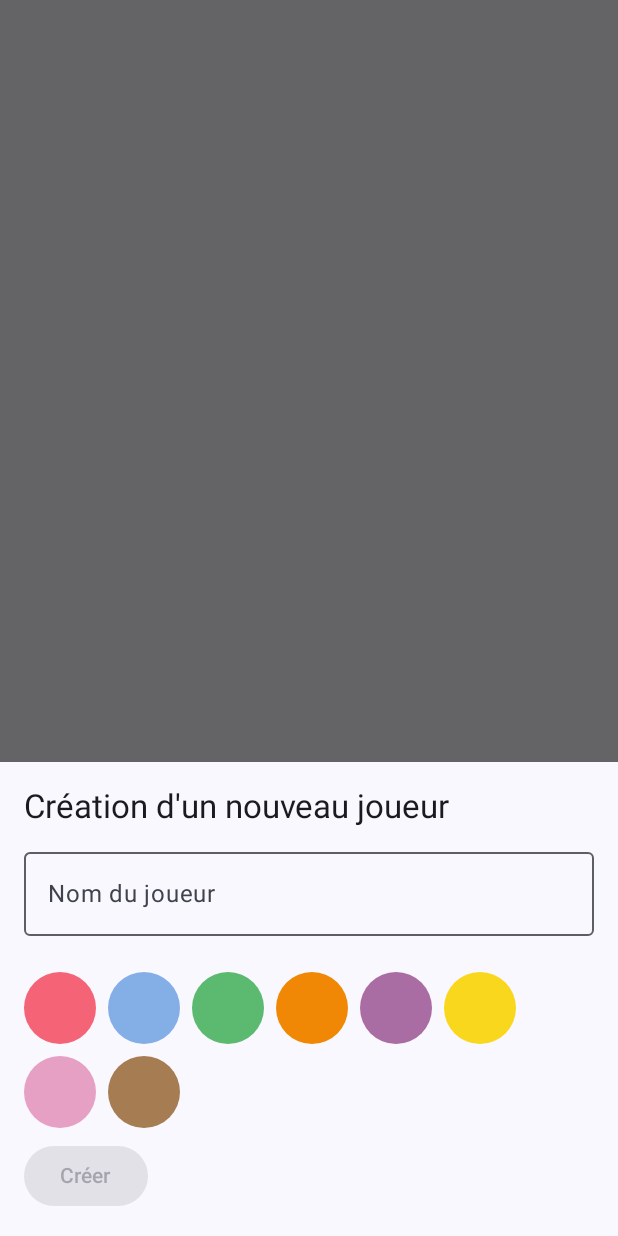
After one commit to ThomasBernard03/Tarot, an Android app built with Jetpack Compose: the composable CreatePlayerDialog called with empty values, on a phone screen of 412 x 824 dp. The commit adds this screen. Run offline under Robolectric (Android 15) with nearby library versions, the phone set to English and light mode, and no system bars.

Commit message:
Display error when username is already used

```diff
--- a/app/src/main/java/fr/thomasbernard03/tarot/ApplicationController.kt
+++ b/app/src/main/java/fr/thomasbernard03/tarot/ApplicationController.kt
@@ -3,7 +3,9 @@ package fr.thomasbernard03.tarot
 import android.app.Application
 import androidx.room.Room
 import fr.thomasbernard03.tarot.commons.helpers.NavigationHelper
+import fr.thomasbernard03.tarot.commons.helpers.ResourcesHelper
 import fr.thomasbernard03.tarot.commons.helpers.implementations.NavigationHelperImpl
+import fr.thomasbernard03.tarot.commons.helpers.implementations.ResourcesHelperImpl
 import fr.thomasbernard03.tarot.data.local.ApplicationDatabase
 import fr.thomasbernard03.tarot.data.repositories.GameRepositoryImpl
 import fr.thomasbernard03.tarot.data.repositories.PlayerRepositoryImpl
@@ -25,6 +27,7 @@ class ApplicationController : Application() {
 
     private val module = module {
         // Commons
+        single<ResourcesHelper> { ResourcesHelperImpl() }
 
         // Domain
         single<GameRepository> { GameRepositoryImpl() }
--- a/app/src/main/java/fr/thomasbernard03/tarot/commons/extensions/PlayerColorExtensions.kt
+++ b/app/src/main/java/fr/thomasbernard03/tarot/commons/extensions/PlayerColorExtensions.kt
@@ -3,10 +3,13 @@ package fr.thomasbernard03.tarot.commons.extensions
 import androidx.compose.ui.graphics.Color
 import fr.thomasbernard03.tarot.domain.models.PlayerColor
 import fr.thomasbernard03.tarot.presentation.theme.Blue
+import fr.thomasbernard03.tarot.presentation.theme.Brown
 import fr.thomasbernard03.tarot.presentation.theme.Green
 import fr.thomasbernard03.tarot.presentation.theme.Orange
+import fr.thomasbernard03.tarot.presentation.theme.Pink
 import fr.thomasbernard03.tarot.presentation.theme.Purple
 import fr.thomasbernard03.tarot.presentation.theme.Red
+import fr.thomasbernard03.tarot.presentation.theme.Yellow
 
 fun PlayerColor.toColor() : Color {
     return when(this) {
@@ -15,5 +18,8 @@ fun PlayerColor.toColor() : Color {
         PlayerColor.GREEN -> Green
         PlayerColor.ORANGE -> Orange
         PlayerColor.PURPLE -> Purple
+        PlayerColor.YELLOW -> Yellow
+        PlayerColor.PINK -> Pink
+        PlayerColor.BROWN -> Brown
     }
 }
--- a/app/src/main/java/fr/thomasbernard03/tarot/data/local/dao/PlayerDao.kt
+++ b/app/src/main/java/fr/thomasbernard03/tarot/data/local/dao/PlayerDao.kt
@@ -10,7 +10,10 @@ interface PlayerDao {
     @Query("SELECT * FROM PlayerEntity WHERE id = :id")
     suspend fun getPlayer(id : Long) : PlayerEntity
 
-
     @Query("SELECT * FROM PlayerEntity")
     suspend fun getPlayers() : List<PlayerEntity>
+
+
+    @Insert
+    suspend fun insertPlayer(playerEntity: PlayerEntity) : Long
 }
--- a/app/src/main/java/fr/thomasbernard03/tarot/domain/models/PlayerColor.kt
+++ b/app/src/main/java/fr/thomasbernard03/tarot/domain/models/PlayerColor.kt
@@ -5,5 +5,8 @@ enum class PlayerColor {
     BLUE,
     GREEN,
     ORANGE,
-    PURPLE
+    PURPLE,
+    YELLOW,
+    PINK,
+    BROWN
 }
--- /dev/null
+++ b/app/src/main/java/fr/thomasbernard03/tarot/domain/models/errors/CreatePlayerError.kt
@@ -0,0 +1,6 @@
+package fr.thomasbernard03.tarot.domain.models.errors
+
+sealed class CreatePlayerError {
+    data object PlayerAlreadyExists : CreatePlayerError()
+    data object UnknownError : CreatePlayerError()
+}
--- a/app/src/main/java/fr/thomasbernard03/tarot/domain/repositories/PlayerRepository.kt
+++ b/app/src/main/java/fr/thomasbernard03/tarot/domain/repositories/PlayerRepository.kt
@@ -1,9 +1,14 @@
 package fr.thomasbernard03.tarot.domain.repositories
 
+import fr.thomasbernard03.tarot.domain.models.CreatePlayerModel
 import fr.thomasbernard03.tarot.domain.models.PlayerModel
 import fr.thomasbernard03.tarot.domain.models.Resource
+import fr.thomasbernard03.tarot.domain.models.errors.CreatePlayerError
 import fr.thomasbernard03.tarot.domain.models.errors.GetPlayersError
 
 interface PlayerRepository {
     suspend fun getPlayers() : Resource<List<PlayerModel>, GetPlayersError>
+
+
+    suspend fun createPlayer(player: CreatePlayerModel) : Resource<PlayerModel, CreatePlayerError>
 }
--- a/app/src/main/java/fr/thomasbernard03/tarot/presentation/components/Loader.kt
+++ b/app/src/main/java/fr/thomasbernard03/tarot/presentation/components/Loader.kt
@@ -4,6 +4,7 @@ import android.content.res.Configuration
 import androidx.annotation.StringRes
 import androidx.compose.foundation.layout.Arrangement
 import androidx.compose.foundation.layout.Column
+import androidx.compose.foundation.layout.padding
 import androidx.compose.material3.CircularProgressIndicator
 import androidx.compose.material3.Text
 import androidx.compose.runtime.Composable
@@ -13,6 +14,7 @@ import androidx.compose.ui.res.stringResource
 import androidx.compose.ui.tooling.preview.Preview
 import fr.thomasbernard03.tarot.R
 import fr.thomasbernard03.tarot.commons.LargePadding
+import fr.thomasbernard03.tarot.commons.MediumPadding
 
 @Composable
 fun Loader(
@@ -22,10 +24,11 @@ fun Loader(
     Column(
         modifier = modifier,
         horizontalAlignment = Alignment.CenterHorizontally,
-        verticalArrangement = Arrangement.spacedBy(LargePadding)
+        verticalArrangement = Arrangement.Center
     ) {
         CircularProgressIndicator()
         Text(
+            modifier = Modifier.padding(top = MediumPadding),
             text = stringResource(id = message),
         )
     }
--- /dev/null
+++ b/app/src/main/java/fr/thomasbernard03/tarot/presentation/player/player/CreatePlayerDialog.kt
@@ -0,0 +1,184 @@
+package fr.thomasbernard03.tarot.presentation.player.player
+
+import android.content.res.Configuration
+import android.view.Gravity
+import androidx.compose.animation.AnimatedVisibility
+import androidx.compose.foundation.BorderStroke
+import androidx.compose.foundation.background
+import androidx.compose.foundation.layout.Arrangement
+import androidx.compose.foundation.layout.Box
+import androidx.compose.foundation.layout.Column
+import androidx.compose.foundation.layout.ExperimentalLayoutApi
+import androidx.compose.foundation.layout.FlowRow
+import androidx.compose.foundation.layout.PaddingValues
+import androidx.compose.foundation.layout.fillMaxWidth
+import androidx.compose.foundation.layout.padding
+import androidx.compose.foundation.layout.size
+import androidx.compose.foundation.shape.CircleShape
+import androidx.compose.foundation.text.KeyboardActions
+import androidx.compose.foundation.text.KeyboardOptions
+import androidx.compose.material3.Button
+import androidx.compose.material3.ButtonDefaults
+import androidx.compose.material3.Icon
+import androidx.compose.material3.MaterialTheme
+import androidx.compose.material3.OutlinedTextField
+import androidx.compose.material3.Text
+import androidx.compose.runtime.Composable
+import androidx.compose.runtime.LaunchedEffect
+import androidx.compose.runtime.remember
+import androidx.compose.ui.Alignment
+import androidx.compose.ui.Modifier
+import androidx.compose.ui.focus.FocusRequester
+import androidx.compose.ui.focus.focusRequester
+import androidx.compose.ui.platform.LocalView
+import androidx.compose.ui.res.painterResource
+import androidx.compose.ui.res.stringResource
+import androidx.compose.ui.text.input.ImeAction
+import androidx.compose.ui.text.input.KeyboardCapitalization
+import androidx.compose.ui.tooling.preview.Preview
+import androidx.compose.ui.tooling.preview.PreviewScreenSizes
+import androidx.compose.ui.unit.dp
+import androidx.compose.ui.window.Dialog
+import androidx.compose.ui.window.DialogProperties
+import androidx.compose.ui.window.DialogWindowProvider
+import fr.thomasbernard03.tarot.R
+import fr.thomasbernard03.tarot.commons.LargePadding
+import fr.thomasbernard03.tarot.commons.MediumPadding
+import fr.thomasbernard03.tarot.commons.extensions.toColor
+import fr.thomasbernard03.tarot.domain.models.PlayerColor
+import fr.thomasbernard03.tarot.presentation.components.PreviewScreen
+
+@OptIn(ExperimentalLayoutApi::class)
+@Composable
+fun CreatePlayerDialog(
+    name : String,
+    color : PlayerColor?,
+    loading: Boolean,
+    errorMessage : String,
+    onNameChanged : (String) -> Unit,
+    onColorSelected : (PlayerColor?) -> Unit,
+    onDismiss: () -> Unit,
+    onCreatePlayer: (name : String, color : PlayerColor) -> Unit
+) {
+
+    val focusRequester = remember { FocusRequester() }
+
+    LaunchedEffect(Unit) {
+        focusRequester.requestFocus()
+    }
+
+    Dialog(onDismissRequest = onDismiss,
+        properties = DialogProperties(
+            usePlatformDefaultWidth = false
+        )
+    ) {
+        val dialogWindowProvider = LocalView.current.parent as DialogWindowProvider
+        dialogWindowProvider.window.setGravity(Gravity.BOTTOM)
+
+        Column(
+            modifier = Modifier
+                .background(MaterialTheme.colorScheme.background)
+                .padding(LargePadding)
+                .fillMaxWidth(),
+            verticalArrangement = Arrangement.spacedBy(MediumPadding)
+        ) {
+            Text(
+                text = stringResource(id = R.string.create_player_dialog_title),
+                style = MaterialTheme.typography.titleLarge
+            )
+
+            OutlinedTextField(
+                modifier = Modifier
+                    .focusRequester(focusRequester)
+                    .fillMaxWidth(),
+                value = name,
+                onValueChange = onNameChanged,
+                label = { Text(text = stringResource(id = R.string.create_player_dialog_player_name_label)) },
+                keyboardOptions = KeyboardOptions.Default.copy(
+                    imeAction = ImeAction.Done,
+                    capitalization = KeyboardCapitalization.Words
+                ),
+                keyboardActions = KeyboardActions(
+                    onDone = {
+                        focusRequester.freeFocus()
+                    }
+                ),
+                singleLine = true,
+                supportingText = {
+                    if (errorMessage.isNotEmpty()) {
+                        Text(
+                            text = errorMessage,
+                            style = MaterialTheme.typography.bodySmall,
+                            color = MaterialTheme.colorScheme.error
+                        )
+                    }
+                }
+            )
+
+            FlowRow(
+                horizontalArrangement = Arrangement.spacedBy(MediumPadding),
+                verticalArrangement = Arrangement.spacedBy(MediumPadding)
+            ) {
+                PlayerColor.entries.forEach {
+                    Box {
+                        Button(
+                            contentPadding = PaddingValues(0.dp),
+                            shape = CircleShape,
+                            colors = ButtonDefaults.buttonColors(
+                                containerColor = it.toColor(),
+                                contentColor = MaterialTheme.colorScheme.background
+                            ),
+                            onClick = {
+                                if (color == it) onColorSelected(null)
+                                else onColorSelected(it)
+                            },
+                            border = if (color == it) BorderStroke(4.dp, MaterialTheme.colorScheme.primary) else null,
+                            modifier = Modifier.size(48.dp)
+                        ) { }
+
+                        if (color == it) {
+                            Box(
+                                modifier = Modifier
+                                    .size(24.dp)
+                                    .background(MaterialTheme.colorScheme.primary, CircleShape)
+                                    .align(Alignment.BottomEnd)
+                            ) {
+                                Icon(
+                                    painter = painterResource(id = R.drawable.check),
+                                    contentDescription = null,
+                                    tint = MaterialTheme.colorScheme.background,
+                                    modifier = Modifier
+                                        .size(16.dp)
+                                        .align(Alignment.Center)
+                                )
+                            }
+                        }
+                    }
+                }
+            }
+
+            Button(
+                onClick = { onCreatePlayer(name, color!!) },
+                enabled = !loading && name.isNotBlank() && color != null
+            ) {
+                Text(text = stringResource(id = R.string.create_player_dialog_confirmation))
+            }
+        }
+    }
+}
+
+@Composable
+@Preview
+@Preview(uiMode = Configuration.UI_MODE_NIGHT_YES)
+private fun CreatePlayerDialogPreview() = PreviewScreen {
+    CreatePlayerDialog(
+        name = "Thomas",
+        color = PlayerColor.entries.toTypedArray().random(),
+        loading = false,
+        errorMessage = "",
+        onNameChanged = {},
+        onColorSelected = {},
+        onDismiss = {},
+        onCreatePlayer = { _, _ -> }
+    )
+}
--- a/app/src/main/java/fr/thomasbernard03/tarot/presentation/theme/Color.kt
+++ b/app/src/main/java/fr/thomasbernard03/tarot/presentation/theme/Color.kt
@@ -18,3 +18,6 @@ val Blue = Color(0xFF84AFE6)
 val Red = Color(0xFFF56476)
 val Orange = Color(0xFFF18805)
 val Green = Color(0xFF5BBA6F)
+val Yellow = Color(0xFFF9D71C)
+val Pink = Color(0xFFE6A0C4)
+val Brown = Color(0xFFA67C52)
--- /dev/null
+++ b/app/src/main/res/drawable/check.xml
@@ -0,0 +1,5 @@
+<vector xmlns:android="http://schemas.android.com/apk/res/android" android:height="24dp" android:tint="#000000" android:viewportHeight="24" android:viewportWidth="24" android:width="24dp">
+
+    <path android:fillColor="@android:color/white" android:pathData="M9,16.17L5.53,12.7c-0.39,-0.39 -1.02,-0.39 -1.41,0 -0.39,0.39 -0.39,1.02 0,1.41l4.18,4.18c0.39,0.39 1.02,0.39 1.41,0L20.29,7.71c0.39,-0.39 0.39,-1.02 0,-1.41 -0.39,-0.39 -1.02,-0.39 -1.41,0L9,16.17z"/>
+
+</vector>
--- a/app/src/main/res/values/strings.xml
+++ b/app/src/main/res/values/strings.xml
@@ -61,6 +61,10 @@
     <string name="players_page_title">Joueurs</string>
     <string name="create_new_player">Créer un nouveau joueur</string>
     <string name="loading_players">Chargement des joueurs</string>
+    <string name="create_player_dialog_title">Création d\'un nouveau joueur</string>
+    <string name="create_player_dialog_confirmation">Créer</string>
+    <string name="create_player_dialog_player_name_label">Nom du joueur</string>
+    <string name="create_player_dialog_player_name_already_used_error">Nom déjà utilisé</string>
 
 
 </resources>
```
Also changed, not shown: app/src/main/java/fr/thomasbernard03/tarot/commons/helpers/ResourcesHelper.kt (added, +7 -0 lines), app/src/main/java/fr/thomasbernard03/tarot/commons/helpers/implementations/ResourcesHelperImpl.kt (added, +13 -0 lines), app/src/main/java/fr/thomasbernard03/tarot/data/repositories/PlayerRepositoryImpl.kt (+25 -0 lines), app/src/main/java/fr/thomasbernard03/tarot/domain/usecases/CreatePlayerUseCase.kt (added, +16 -0 lines), app/src/main/java/fr/thomasbernard03/tarot/presentation/player/players/PlayersEvent.kt (+8 -0 lines), app/src/main/java/fr/thomasbernard03/tarot/presentation/player/players/PlayersScreen.kt (+15 -2 lines), app/src/main/java/fr/thomasbernard03/tarot/presentation/player/players/PlayersState.kt (+8 -0 lines), app/src/main/java/fr/thomasbernard03/tarot/presentation/player/players/PlayersViewModel.kt (+51 -3 lines).
